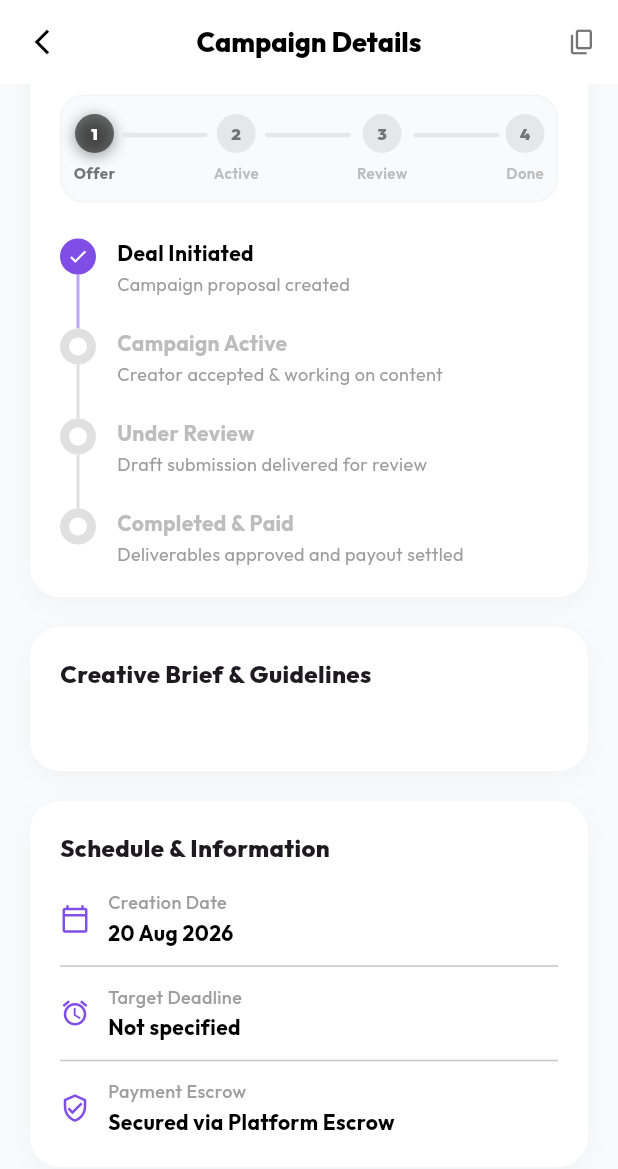
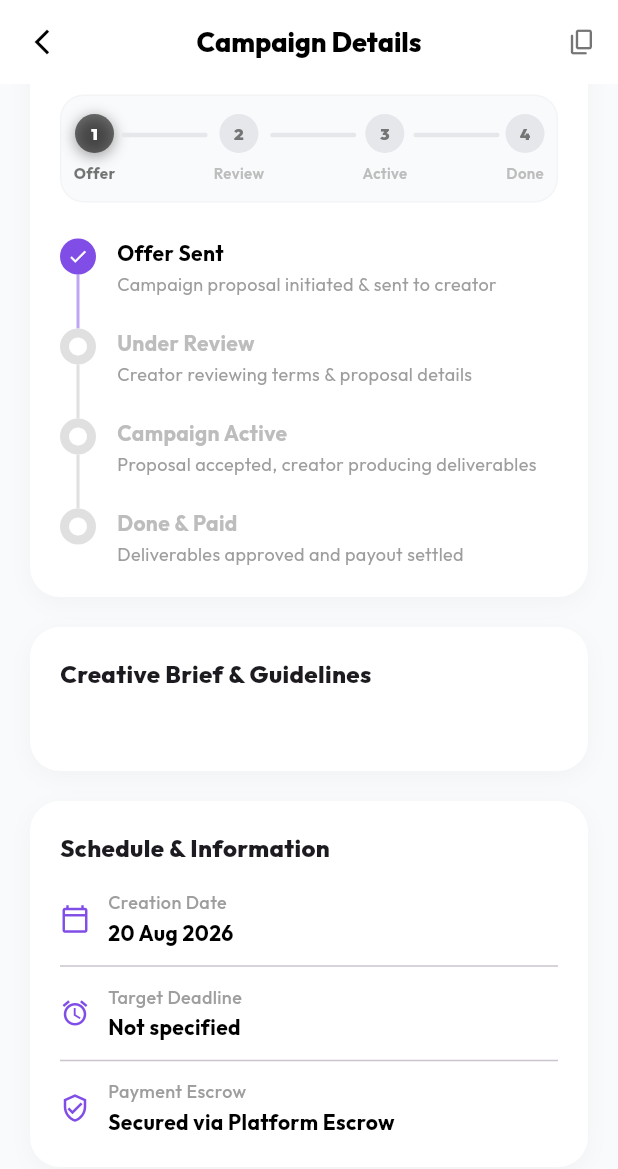
Before and after one commit to mosouwer/InfluencerX, a Flutter app: the CampaignDetailsScreen screen opened directly with empty values, scrolled down 435 dp, on a phone screen of 412 x 824 dp. Shown: the top 1169 px of the screen. Run offline on Flutter 3.47's test engine with Material 3 defaults, Android fonts, the phone set to English and light mode, and no system bars; our stand-ins replace file_picker, google_fonts; accounts and stored records are empty; network calls fail.

Commit message:
Update milestone sequence order to: 1. Offer -> 2. Review -> 3. Active -> 4. Done

```diff
--- a/influencer_app/lib/screens/campaign_details_screen.dart
+++ b/influencer_app/lib/screens/campaign_details_screen.dart
@@ -37,9 +37,9 @@ class CampaignDetailsScreen extends StatelessWidget {
     switch (status?.toLowerCase()) {
       case 'pending':
         return 1;
+      case 'review':
+        return 2;
       case 'active':
-        return 2;
-      case 'review':
         return 3;
       case 'completed':
         return 4;
@@ -383,7 +383,7 @@ class CampaignDetailsScreen extends StatelessWidget {
                               ),
                               const SizedBox(height: 6),
                               Text(
-                                ['Offer', 'Active', 'Review', 'Done'][i],
+                                ['Offer', 'Review', 'Active', 'Done'][i],
                                 style: TextStyle(
                                   fontSize: 10,
                                   fontWeight: currentStep == i + 1 ? FontWeight.w800 : FontWeight.w600,
@@ -414,10 +414,10 @@ class CampaignDetailsScreen extends StatelessWidget {
                   const SizedBox(height: 24),
 
                   // Workflow Steps
-                  _buildTimelineTile(1, 'Deal Initiated', 'Campaign proposal created', currentStep >= 1),
-                  _buildTimelineTile(2, 'Campaign Active', 'Creator accepted & working on content', currentStep >= 2),
-                  _buildTimelineTile(3, 'Under Review', 'Draft submission delivered for review', currentStep >= 3),
-                  _buildTimelineTile(4, 'Completed & Paid', 'Deliverables approved and payout settled', currentStep >= 4, isLast: true),
+                  _buildTimelineTile(1, 'Offer Sent', 'Campaign proposal initiated & sent to creator', currentStep >= 1),
+                  _buildTimelineTile(2, 'Under Review', 'Creator reviewing terms & proposal details', currentStep >= 2),
+                  _buildTimelineTile(3, 'Campaign Active', 'Proposal accepted, creator producing deliverables', currentStep >= 3),
+                  _buildTimelineTile(4, 'Done & Paid', 'Deliverables approved and payout settled', currentStep >= 4, isLast: true),
                 ],
               ),
             ),
--- a/influencer_app/lib/screens/dashboard_screen.dart
+++ b/influencer_app/lib/screens/dashboard_screen.dart
@@ -65,9 +65,9 @@ class _DashboardScreenState extends State<DashboardScreen> {
     switch (status?.toLowerCase()) {
       case 'pending':
         return 1;
+      case 'review':
+        return 2;
       case 'active':
-        return 2;
-      case 'review':
         return 3;
       case 'completed':
         return 4;
@@ -681,7 +681,7 @@ class _DashboardScreenState extends State<DashboardScreen> {
   }
 
   Widget _buildMilestonePoints(int currentStep, Color statusColor) {
-    final steps = ['Offer', 'Active', 'Review', 'Done'];
+    final steps = ['Offer', 'Review', 'Active', 'Done'];
 
     return Row(
       children: [
```
